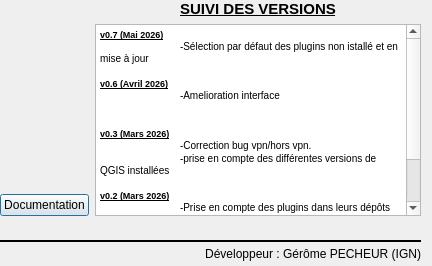
Old version of the form aproposde.ui in the repository IGNF/installateur-qgis.
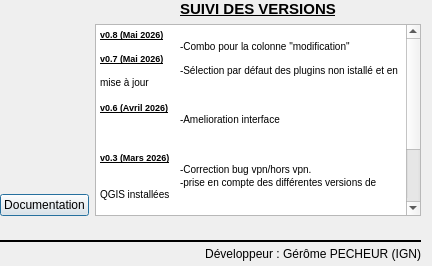
New version of the form. Icons and pictures are not drawn.

The edit to the form file:
```diff
--- a/aproposde.ui
+++ b/aproposde.ui
@@ -107,6 +107,8 @@
 &lt;html&gt;&lt;head&gt;&lt;meta name=&quot;qrichtext&quot; content=&quot;1&quot; /&gt;&lt;style type=&quot;text/css&quot;&gt;
 p, li { white-space: pre-wrap; }
 &lt;/style&gt;&lt;/head&gt;&lt;body style=&quot; font-family:'MS Shell Dlg 2'; font-size:8.25pt; font-weight:400; font-style:normal;&quot;&gt;
+&lt;p style=&quot; margin-top:0px; margin-bottom:0px; margin-left:0px; margin-right:0px; -qt-block-indent:0; text-indent:0px;&quot;&gt;&lt;span style=&quot; font-size:7pt; font-weight:600; text-decoration: underline;&quot;&gt;v0.8 (Mai 2026)&lt;/span&gt;&lt;/p&gt;
+&lt;p style=&quot; margin-top:0px; margin-bottom:0px; margin-left:0px; margin-right:0px; -qt-block-indent:0; text-indent:0px;&quot;&gt;&lt;span style=&quot; font-size:7pt;&quot;&gt;	&lt;/span&gt;&lt;span style=&quot; font-size:7.8pt;&quot;&gt;-Combo pour la colonne &amp;quot;modification&amp;quot;&lt;/span&gt;&lt;/p&gt;
 &lt;p style=&quot; margin-top:0px; margin-bottom:0px; margin-left:0px; margin-right:0px; -qt-block-indent:0; text-indent:0px;&quot;&gt;&lt;span style=&quot; font-size:7pt; font-weight:600; text-decoration: underline;&quot;&gt;v0.7 (Mai 2026)&lt;/span&gt;&lt;/p&gt;
 &lt;p style=&quot; margin-top:0px; margin-bottom:0px; margin-left:0px; margin-right:0px; -qt-block-indent:0; text-indent:0px;&quot;&gt;&lt;span style=&quot; font-size:7pt;&quot;&gt;	&lt;/span&gt;&lt;span style=&quot; font-size:7.8pt;&quot;&gt;-Sélection par défaut des plugins non istallé et en mise à jour&lt;/span&gt;&lt;/p&gt;
 &lt;p style=&quot;-qt-paragraph-type:empty; margin-top:0px; margin-bottom:0px; margin-left:0px; margin-right:0px; -qt-block-indent:0; text-indent:0px; font-size:7.8pt;&quot;&gt;&lt;br /&gt;&lt;/p&gt;
```
